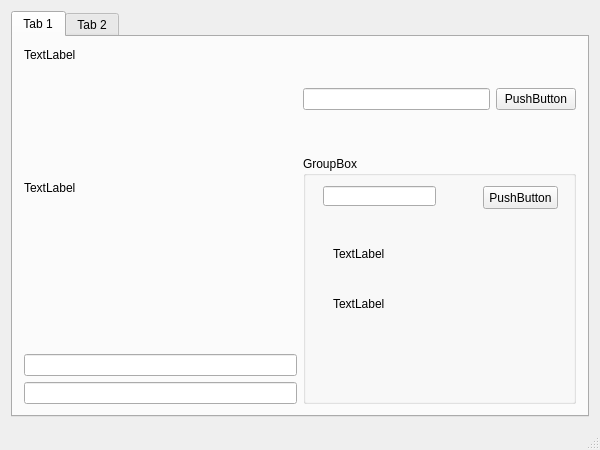
This is rjmanager.ui in Mowei/RJManager as Qt 5 draws it before an edit. The edited form follows.
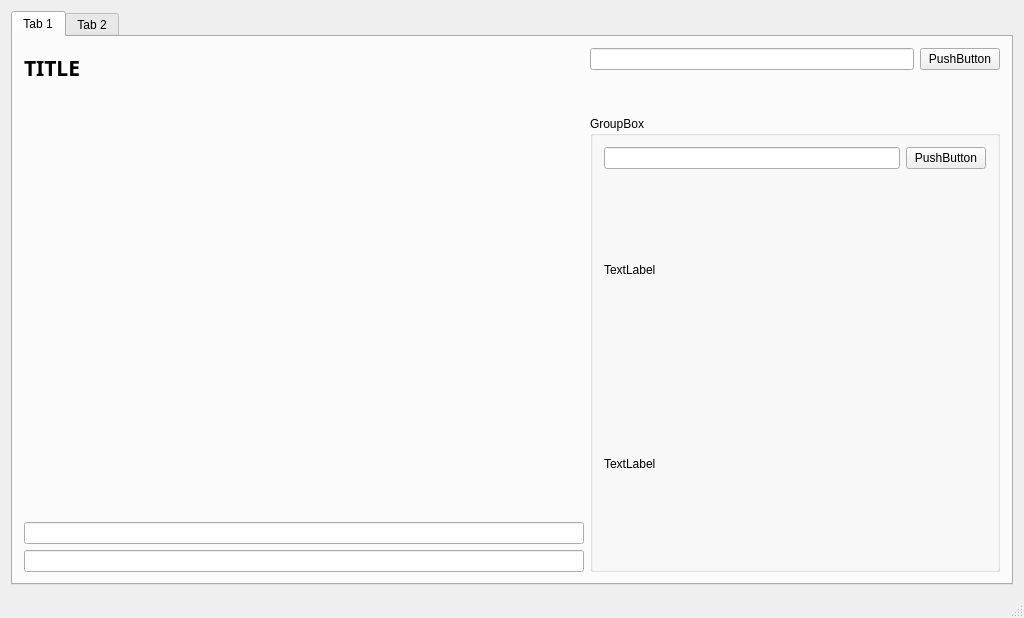
This is the edited form.

```diff
--- a/rjmanager.ui
+++ b/rjmanager.ui
@@ -6,8 +6,8 @@
    <rect>
     <x>0</x>
     <y>0</y>
-    <width>600</width>
-    <height>450</height>
+    <width>1024</width>
+    <height>606</height>
    </rect>
   </property>
   <property name="windowTitle">
@@ -32,15 +32,38 @@
               <verstretch>0</verstretch>
              </sizepolicy>
             </property>
+            <property name="minimumSize">
+             <size>
+              <width>0</width>
+              <height>40</height>
+             </size>
+            </property>
+            <property name="font">
+             <font>
+              <family>微軟正黑體</family>
+              <pointsize>16</pointsize>
+              <weight>75</weight>
+              <bold>true</bold>
+             </font>
+            </property>
             <property name="text">
-             <string>TextLabel</string>
+             <string>TITLE</string>
             </property>
            </widget>
           </item>
           <item>
-           <widget class="QLabel" name="label_2">
+           <widget class="QLabel" name="PicLabel">
+            <property name="minimumSize">
+             <size>
+              <width>560</width>
+              <height>420</height>
+             </size>
+            </property>
             <property name="text">
-             <string>TextLabel</string>
+             <string/>
+            </property>
+            <property name="scaledContents">
+             <bool>true</bool>
             </property>
            </widget>
           </item>
@@ -70,22 +93,6 @@
         </item>
         <item>
          <layout class="QVBoxLayout" name="verticalLayout_2">
-          <item>
-           <spacer name="verticalSpacer_2">
-            <property name="orientation">
-             <enum>Qt::Vertical</enum>
-            </property>
-            <property name="sizeType">
-             <enum>QSizePolicy::Fixed</enum>
-            </property>
-            <property name="sizeHint" stdset="0">
-             <size>
-              <width>20</width>
-              <height>40</height>
-             </size>
-            </property>
-           </spacer>
-          </item>
           <item>
            <layout class="QHBoxLayout" name="horizontalLayout_3">
             <item>
@@ -127,55 +134,36 @@
             <property name="title">
              <string>GroupBox</string>
             </property>
-            <widget class="QLineEdit" name="lineEdit_4">
-             <property name="geometry">
-              <rect>
-               <x>20</x>
-               <y>30</y>
-               <width>113</width>
-               <height>20</height>
-              </rect>
-             </property>
-            </widget>
+            <layout class="QVBoxLayout" name="verticalLayout_3">
+             <item>
+              <layout class="QHBoxLayout" name="horizontalLayout_5">
+               <item>
+                <widget class="QLineEdit" name="lineEdit_4"/>
+               </item>
+               <item>
             <widget class="QPushButton" name="pushButton_2">
-             <property name="geometry">
-              <rect>
-               <x>180</x>
-               <y>30</y>
-               <width>75</width>
-               <height>23</height>
-              </rect>
-             </property>
              <property name="text">
               <string>PushButton</string>
              </property>
             </widget>
+               </item>
+              </layout>
+             </item>
+             <item>
             <widget class="QLabel" name="label_3">
-             <property name="geometry">
-              <rect>
-               <x>30</x>
-               <y>90</y>
-               <width>201</width>
-               <height>16</height>
-              </rect>
-             </property>
              <property name="text">
               <string>TextLabel</string>
              </property>
             </widget>
+             </item>
+             <item>
             <widget class="QLabel" name="label_4">
-             <property name="geometry">
-              <rect>
-               <x>30</x>
-               <y>140</y>
-               <width>221</width>
-               <height>16</height>
-              </rect>
-             </property>
              <property name="text">
               <string>TextLabel</string>
              </property>
             </widget>
+             </item>
+            </layout>
            </widget>
           </item>
          </layout>
```
Left out of the diff: 6 changed lines with no effect on the pictures. Lines whose indentation alone changed are shown as unchanged.
